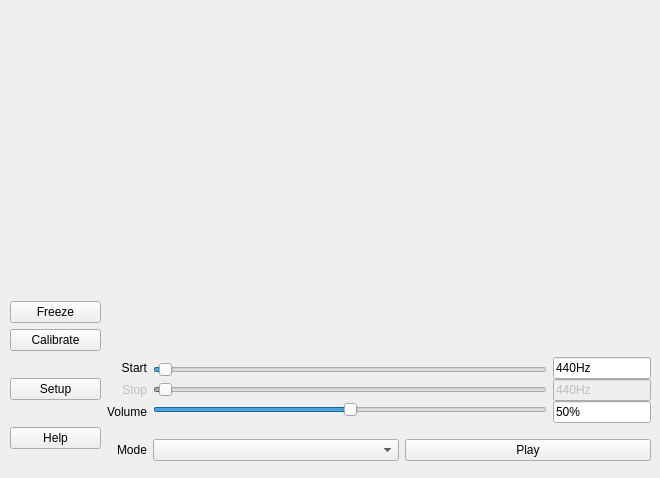
This is ui_AudioHelperGUI.ui in Rachael-ED/AudioHelper as Qt 5 draws it before an edit. The edited form follows.
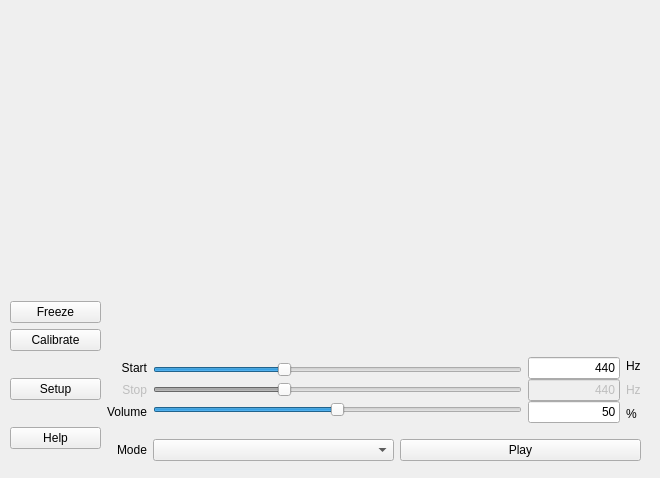
This is the edited form. Icons and pictures are not drawn.

Commit message: Misc GUI updates, notably around slider & input boxes

What changed in the file:
```diff
--- a/ui_AudioHelperGUI.ui
+++ b/ui_AudioHelperGUI.ui
@@ -25,8 +25,11 @@
    <layout class="QGridLayout" name="gridLayout" rowstretch="1,0" columnstretch="1,6">
     <item row="1" column="1">
      <layout class="QVBoxLayout" name="verticalLayout">
+      <property name="rightMargin">
+       <number>10</number>
+      </property>
       <item>
-       <layout class="QHBoxLayout" name="horizontalLayout" stretch="0,4,1">
+       <layout class="QHBoxLayout" name="horizontalLayout" stretch="0,4,1,0">
         <item>
          <layout class="QVBoxLayout" name="verticalLayout_6">
           <property name="spacing">
@@ -84,16 +87,16 @@
           <item>
            <widget class="QSlider" name="sld_aud_gen_freq1">
             <property name="minimum">
-             <number>50</number>
+             <number>1700</number>
             </property>
             <property name="maximum">
-             <number>30000</number>
+             <number>4400</number>
             </property>
             <property name="pageStep">
              <number>1000</number>
             </property>
             <property name="value">
-             <number>440</number>
+             <number>2643</number>
             </property>
             <property name="orientation">
              <enum>Qt::Horizontal</enum>
@@ -106,16 +109,16 @@
              <bool>false</bool>
             </property>
             <property name="minimum">
-             <number>50</number>
+             <number>1700</number>
             </property>
             <property name="maximum">
-             <number>30000</number>
+             <number>4400</number>
             </property>
             <property name="pageStep">
              <number>1000</number>
             </property>
             <property name="value">
-             <number>440</number>
+             <number>2643</number>
             </property>
             <property name="orientation">
              <enum>Qt::Horizontal</enum>
@@ -128,17 +131,20 @@
              <number>0</number>
             </property>
             <property name="maximum">
-             <number>255</number>
+             <number>100</number>
             </property>
             <property name="pageStep">
              <number>10</number>
             </property>
             <property name="value">
-             <number>128</number>
+             <number>50</number>
             </property>
             <property name="orientation">
              <enum>Qt::Horizontal</enum>
             </property>
+            <property name="tickPosition">
+             <enum>QSlider::NoTicks</enum>
+            </property>
            </widget>
           </item>
          </layout>
@@ -151,7 +157,10 @@
           <item>
            <widget class="QLineEdit" name="txt_aud_gen_freq1">
             <property name="text">
-             <string>440Hz</string>
+             <string>440</string>
+            </property>
+            <property name="alignment">
+             <set>Qt::AlignRight|Qt::AlignTrailing|Qt::AlignVCenter</set>
             </property>
            </widget>
           </item>
@@ -161,14 +170,48 @@
              <bool>false</bool>
             </property>
             <property name="text">
-             <string>440Hz</string>
+             <string>440</string>
+            </property>
+            <property name="alignment">
+             <set>Qt::AlignRight|Qt::AlignTrailing|Qt::AlignVCenter</set>
             </property>
            </widget>
           </item>
           <item>
            <widget class="QLineEdit" name="txt_aud_gen_vol">
             <property name="text">
-             <string>50%</string>
+             <string>50</string>
+            </property>
+            <property name="alignment">
+             <set>Qt::AlignRight|Qt::AlignTrailing|Qt::AlignVCenter</set>
+            </property>
+           </widget>
+          </item>
+         </layout>
+        </item>
+        <item>
+         <layout class="QVBoxLayout" name="verticalLayout_8">
+          <item>
+           <widget class="QLabel" name="lbl_aud_gen_freq1_unit">
+            <property name="text">
+             <string>Hz</string>
+            </property>
+           </widget>
+          </item>
+          <item>
+           <widget class="QLabel" name="lbl_aud_gen_freq2_unit">
+            <property name="enabled">
+             <bool>false</bool>
+            </property>
+            <property name="text">
+             <string>Hz</string>
+            </property>
+           </widget>
+          </item>
+          <item>
+           <widget class="QLabel" name="lbl_aud_gen_vol_unit">
+            <property name="text">
+             <string>%</string>
             </property>
            </widget>
           </item>
```
Left out of the diff: 6 changed lines with no effect on the pictures. The commit also changes 2 other files.
